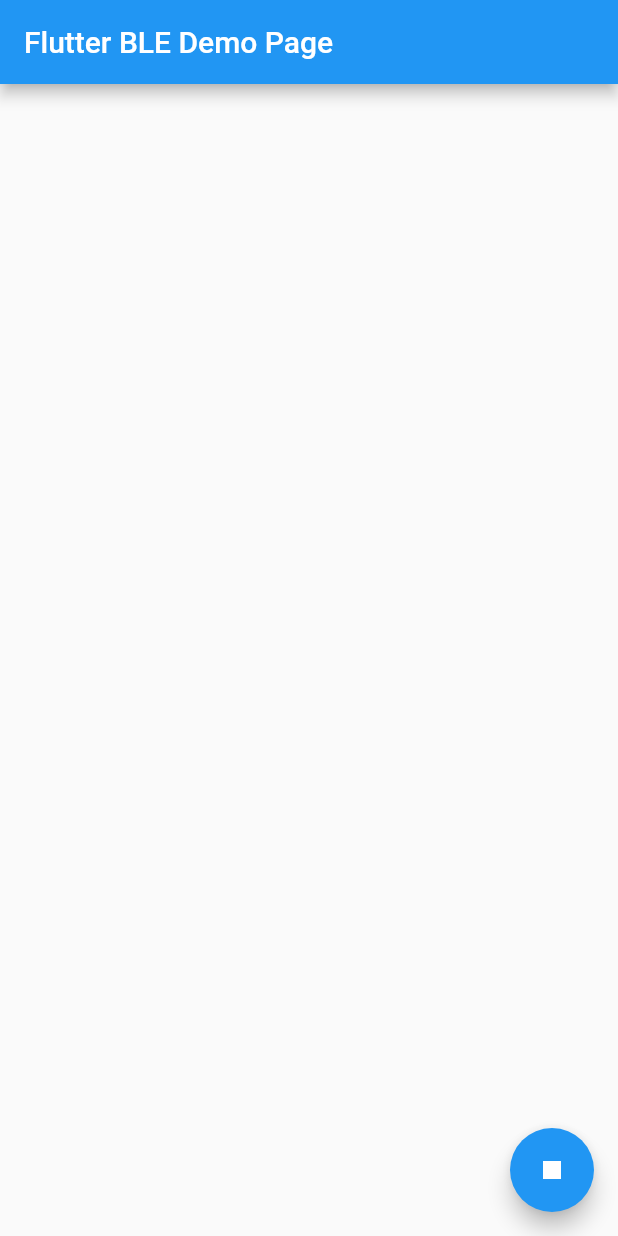
After one commit to Seung-Hoon-Two/App__Develope, a Flutter app: the MyHomePage screen opened directly, after a tap on the "bluetooth searching" icon, on a phone screen of 412 x 824 dp. The commit adds this screen. Run offline on Flutter 3.47's test engine with Material 2 defaults, Android fonts, the phone set to English and light mode, and no system bars; our stand-ins replace permission_handler, table_calendar; missing offline and left inert: flutter_ble_lib.

Commit message:
Device_connect_BLE_Setting

```diff
--- /dev/null
+++ b/lib/ble_test.dart
@@ -0,0 +1,148 @@
+import 'dart:io';
+import 'package:flutter/material.dart';
+import 'package:flutter_ble_lib/flutter_ble_lib.dart';
+import 'package:permission_handler/permission_handler.dart';
+
+
+class MyApp extends StatelessWidget {
+  @override
+  Widget build(BuildContext context) {
+    return MaterialApp(
+      title: 'Flutter BLE Demo',
+      home: MyHomePage(title: 'Flutter BLE Demo Page'),
+    );
+  }
+}
+
+class MyHomePage extends StatefulWidget {
+  MyHomePage({Key key, this.title}) : super(key: key);
+  final String title;
+
+  @override
+  _MyHomePageState createState() => _MyHomePageState();
+}
+
+class _MyHomePageState extends State<MyHomePage> {
+  BleManager _bleManager = BleManager(); //BLE 메니저
+  bool _isScanning= false;               //스캔 확인용
+  List<BleDeviceItem> deviceList = [];   //BLE 정보 저장용
+
+  @override
+  void initState() {
+    init(); //BLE 초기화
+    super.initState();
+  }
+
+  void init() async {
+      //BLE 생성
+      await _bleManager.createClient(
+        restoreStateIdentifier: "example-restore-state-identifier",
+        restoreStateAction: (peripherals) {
+          peripherals?.forEach((peripheral) {
+            print("Restored peripheral: ${peripheral.name}");
+          });
+        })
+        .catchError((e) => print("Couldn't create BLE client  $e"))
+        .then((_) => _checkPermissions()) //BLE 생성 후 퍼미션 체크
+        .catchError((e) => print("Permission check error $e"));
+        //.then((_) => _waitForBluetoothPoweredOn())
+  }
+  //퍼미션 체크 및 없으면 퍼미션 동의 화면 출력
+  _checkPermissions() async {
+    if (Platform.isAndroid) {
+      if (await Permission.contacts.request().isGranted) {
+      }
+      Map<Permission, PermissionStatus> statuses = await [
+        Permission.location
+      ].request();
+      print(statuses[Permission.location]);
+    }
+  }
+
+  //스캔 ON/OFF
+  void scan() async {
+    if(!_isScanning) {
+      deviceList.clear();
+      _bleManager.startPeripheralScan().listen((scanResult) {
+        // 페리페럴 항목에 이름이 있으면 그걸 사용하고
+        // 없다면 어드버타이지먼트 데이터의 이름을 사용하고 그것 마져 없다면 Unknown으로 표시
+        var name = scanResult.peripheral.name ?? scanResult.advertisementData.localName ?? "Unknown";
+        /*
+        // 여러가지 정보 확인
+        print("Scanned Name ${name}, RSSI ${scanResult.rssi}");
+        print("\tidentifier(mac) ${scanResult.peripheral.identifier}"); //mac address
+        print("\tservice UUID : ${scanResult.advertisementData.serviceUuids}");
+        print("\tmanufacture Data : ${scanResult.advertisementData.manufacturerData}");
+        print("\tTx Power Level : ${scanResult.advertisementData.txPowerLevel}");
+        print("\t${scanResult.peripheral}");
+        */
+        //이미 검색된 장치인지 확인 mac 주소로 확인
+        var findDevice = deviceList.any((element) {
+          if(element.peripheral.identifier == scanResult.peripheral.identifier)
+          {
+            //이미 존재하면 기존 값을 갱신.
+            element.peripheral = scanResult.peripheral;
+            element.advertisementData = scanResult.advertisementData;
+            element.rssi = scanResult.rssi;
+            return true;
+          }
+          return false;
+        });
+        //처음 발견된 장치라면 devicelist에 추가
+        if(!findDevice) {
+          deviceList.add(BleDeviceItem(name, scanResult.rssi, scanResult.peripheral, scanResult.advertisementData));
+        }
+        //갱긴 적용.
+        setState((){});
+      });
+      //스캔중으로 변수 변경
+      setState(() { _isScanning = true; });
+    }
+    else {
+      //스캔중이었다면 스캔 정지
+      _bleManager.stopPeripheralScan();
+      setState(() { _isScanning = false; });
+    }
+  }
+
+  //디바이스 리스트 화면에 출력
+  list() {
+    return ListView.builder(
+      itemCount: deviceList.length,
+      itemBuilder: (context, index) {
+        return ListTile(
+          //디바이스 이름과 맥주소 그리고 신호 세기를 표시한다.
+          title: Text(deviceList[index].deviceName),
+          subtitle: Text(deviceList[index].peripheral.identifier),
+          trailing: Text("${deviceList[index].rssi}"),
+        );
+      },
+    );
+  }
+
+  @override
+  Widget build(BuildContext context) {
+    return Scaffold(
+      appBar: AppBar(
+        title: Text(widget.title),
+      ),
+      body: Center(
+            //디바이스 리스트 함수 호출
+            child: list(),
+      ),
+      floatingActionButton: FloatingActionButton(
+        onPressed: scan, //버튼이 눌리면 스캔 ON/OFF 동작
+        child: Icon(_isScanning?Icons.stop:Icons.bluetooth_searching), //_isScanning 변수에 따라 아이콘 표시 변경
+      ),
+    );
+  }
+}
+
+//디바이스 정보 저장용 클래스
+class BleDeviceItem {
+    String deviceName;
+    Peripheral peripheral;
+    int rssi;
+    AdvertisementData advertisementData;
+    BleDeviceItem(this.deviceName, this.rssi, this.peripheral, this.advertisementData);
+}
--- a/pubspec.yaml
+++ b/pubspec.yaml
@@ -27,6 +27,11 @@ dependencies:
   flutter_localizations:
     sdk: flutter
   intl: ^0.17.0
+
+
+  flutter_ble_lib: ^2.3.2
+  #Android 권한 요청을 위한 라이브러리
+  permission_handler: ^6.1.1
 
 
 
```
Also changed, not shown: lib/device_connect.dart (+8 -11 lines), lib/first.dart (+15 -0 lines), lib/setting.dart (+20 -0 lines), pubspec.lock, 1 other file.
